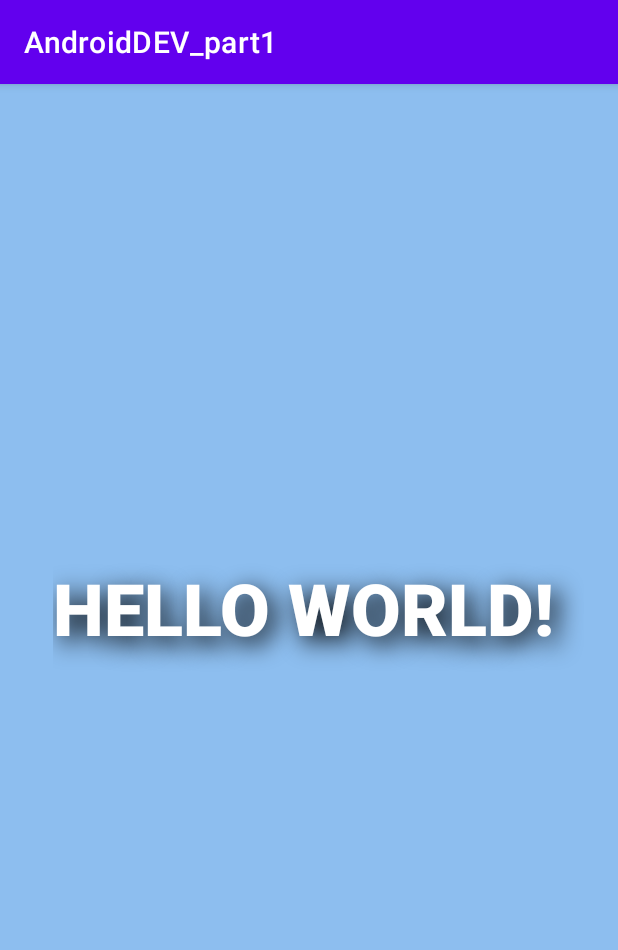
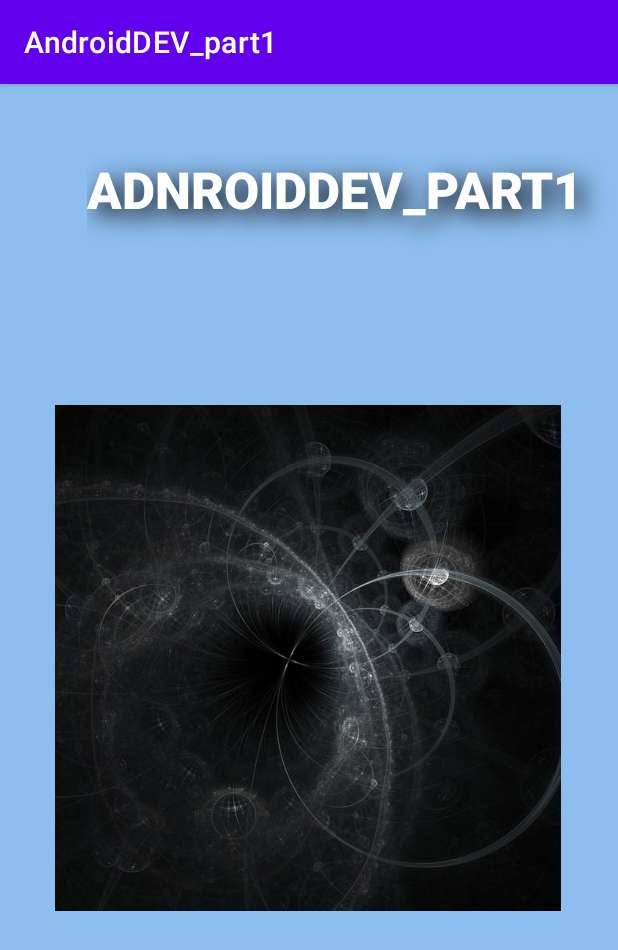
Before and after one commit to N1ph1l1m/Android_development-course, an Android app: the screen it shows after launch (MainActivity), on a phone screen of 412 x 824 dp. Shown: the top 950 px of the screen. Run offline under Robolectric (Android 15) with nearby library versions, the phone set to English and light mode, and no system bars.

Commit message:
Commite 1.2 - ImageView

```diff
--- a/app/src/main/res/layout/activity_main.xml
+++ b/app/src/main/res/layout/activity_main.xml
@@ -5,9 +5,11 @@
     android:layout_width="match_parent"
     android:layout_height="match_parent"
     android:background="#8DBEEF"
+    android:backgroundTintMode="add"
     tools:context=".MainActivity">
 
     <TextView
+        android:id="@+id/textView"
         android:layout_width="354dp"
         android:layout_height="82dp"
         android:fontFamily="sans-serif-black"
@@ -17,17 +19,30 @@
         android:shadowDx="7"
         android:shadowDy="7"
         android:shadowRadius="20"
-        android:text="Hello World!"
+        android:text="AdnroidDev_part1"
         android:textAllCaps="true"
         android:textAppearance="@style/TextAppearance.AppCompat.Display3"
         android:textColor="#FFFFFF"
-        android:textSize="48sp"
+        android:textSize="34sp"
         android:typeface="serif"
         app:layout_constraintBottom_toBottomOf="parent"
         app:layout_constraintEnd_toEndOf="parent"
-        app:layout_constraintHorizontal_bias="0.607"
+        app:layout_constraintHorizontal_bias="1.0"
         app:layout_constraintStart_toStartOf="parent"
         app:layout_constraintTop_toTopOf="parent"
-        app:layout_constraintVertical_bias="0.462" />
+        app:layout_constraintVertical_bias="0.069" />
+
+    <ImageView
+        android:id="@+id/imageView"
+        android:layout_width="338dp"
+        android:layout_height="337dp"
+        app:layout_constraintBottom_toBottomOf="parent"
+        app:layout_constraintEnd_toEndOf="parent"
+        app:layout_constraintHorizontal_bias="0.49"
+        app:layout_constraintStart_toStartOf="parent"
+        app:layout_constraintTop_toTopOf="parent"
+        app:layout_constraintVertical_bias="0.497"
+        app:srcCompat="@drawable/iluzium" />
+
 
 </androidx.constraintlayout.widget.ConstraintLayout>
```
Also changed, not shown: app/src/main/res/drawable/iluzium.jpg (added).
